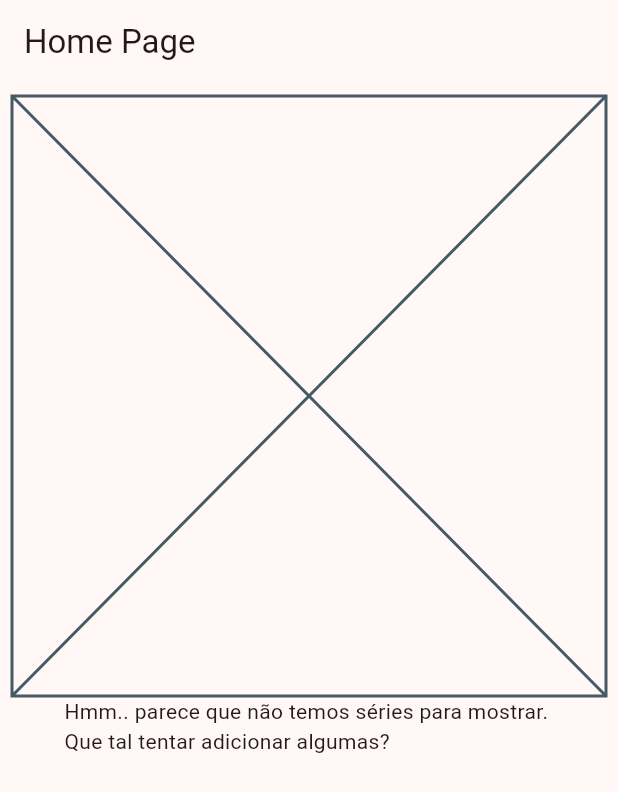
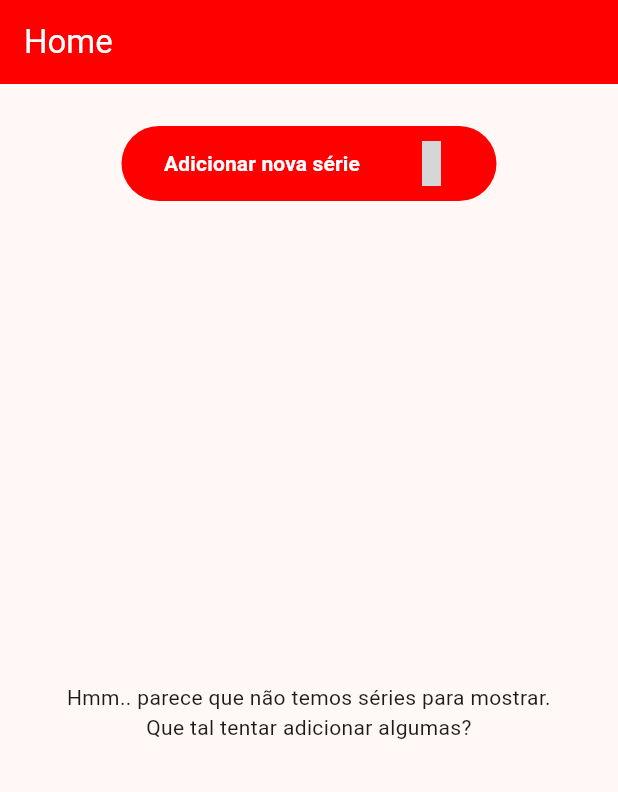
Before and after one commit to rafhaelamarques/showtrack, a Flutter app: the screen it shows after launch, on a phone screen of 412 x 824 dp. Shown: the top 792 px of the screen. Run offline on Flutter 3.47's test engine with Material 3 defaults, Android fonts, the phone set to English and light mode, and no system bars; our stand-ins replace dio, equatable, flutter_bloc, get_it, hive, material_design_icons_flutter and 1 more; accounts and stored records are empty; generated files the repository leaves out were written again; grey boxes are pictures that could not be loaded.

Commit message:
- criado add button - ajustes na home

```diff
--- a/lib/ui/home/home_page.dart
+++ b/lib/ui/home/home_page.dart
@@ -1,6 +1,7 @@
 import 'package:flutter/material.dart';
 import 'package:flutter_bloc/flutter_bloc.dart';
 import 'package:showtrack/data/repositories/tv_show_repository.dart';
+import 'package:showtrack/styles/colors.dart';
 import 'package:showtrack/ui/home/bloc/home_bloc.dart';
 import 'package:showtrack/ui/home/widgets/add_show_button.dart';
 import 'package:showtrack/ui/home/widgets/show_card.dart';
@@ -12,7 +13,9 @@ class HomePage extends StatelessWidget {
   Widget build(BuildContext context) {
     return Scaffold(
       appBar: AppBar(
-        title: const Text('Home Page'),
+        title: const Text('Home'),
+        backgroundColor: lightRed,
+        foregroundColor: white,
       ),
       body: RepositoryProvider(
         create: (context) => TvShowRepository,
@@ -22,8 +25,11 @@ class HomePage extends StatelessWidget {
               padding: EdgeInsets.all(8.0),
               child: Column(
                 children: [
+                  SizedBox(height: 20),
                   AddShowButton(),
-                  HomeShowPresentation(),
+                  Expanded(
+                    child: HomeShowPresentation(),
+                  ),
                 ],
               )),
         ),
@@ -40,33 +46,26 @@ class HomeShowPresentation extends StatelessWidget {
     return BlocBuilder<HomeBloc, HomeState>(
       builder: (context, state) {
         if (state.status.isInitial || state.status.isLoading) {
-          return const Center(
-            child: CircularProgressIndicator(),
-          );
+          return const Center(child: CircularProgressIndicator());
         }
         if (state.status.isSuccess) {
-          List<Widget> children = state.shows
-              .expand((element) => [
-                    ShowCard(show: element),
-                    const Divider(height: 1),
-                  ])
-              .toList();
-          return Expanded(
-            child: ListView(
-              children: children,
-            ),
+          return ListView.builder(
+            itemCount: state.shows.length,
+            itemBuilder: (context, index) {
+              return ShowCard(show: state.shows[index]);
+            },
           );
         }
         if (state.status.isEmpty) {
           return const Center(
             child: Text(
-                'Hmm.. parece que não temos séries para mostrar. \nQue tal tentar adicionar algumas?'),
+              'Hmm.. parece que não temos séries para mostrar. \nQue tal tentar adicionar algumas?',
+              textAlign: TextAlign.center,
+            ),
           );
         }
         if (state.status.isFailure) {
-          return const Center(
-            child: Text('Erro ao carregar as séries'),
-          );
+          return const Center(child: Text('Erro ao carregar as séries'));
         }
         return const SizedBox();
       },
--- a/lib/ui/home/widgets/add_show_button.dart
+++ b/lib/ui/home/widgets/add_show_button.dart
@@ -1,10 +1,38 @@
 import 'package:flutter/material.dart';
+import 'package:material_design_icons_flutter/material_design_icons_flutter.dart';
+import 'package:showtrack/styles/colors.dart';
+import 'package:showtrack/ui/search/search_page.dart';
 
 class AddShowButton extends StatelessWidget {
   const AddShowButton({super.key});
 
   @override
   Widget build(BuildContext context) {
-    return const Placeholder();
+    return TextButton(
+      style: TextButton.styleFrom(
+        foregroundColor: white,
+        backgroundColor: lightRed,
+        fixedSize: const Size(250, 50),
+      ),
+      onPressed: () {
+        Navigator.push(context,
+            MaterialPageRoute(builder: (context) => const SearchPage()));
+      },
+      child: Row(
+        mainAxisAlignment: MainAxisAlignment.spaceAround,
+        children: [
+          const Text(
+            'Adicionar nova série',
+            style: TextStyle(
+              fontWeight: FontWeight.bold,
+            ),
+          ),
+          Icon(
+            MdiIcons.plusCircle,
+            size: 30,
+          ),
+        ],
+      ),
+    );
   }
 }
```
